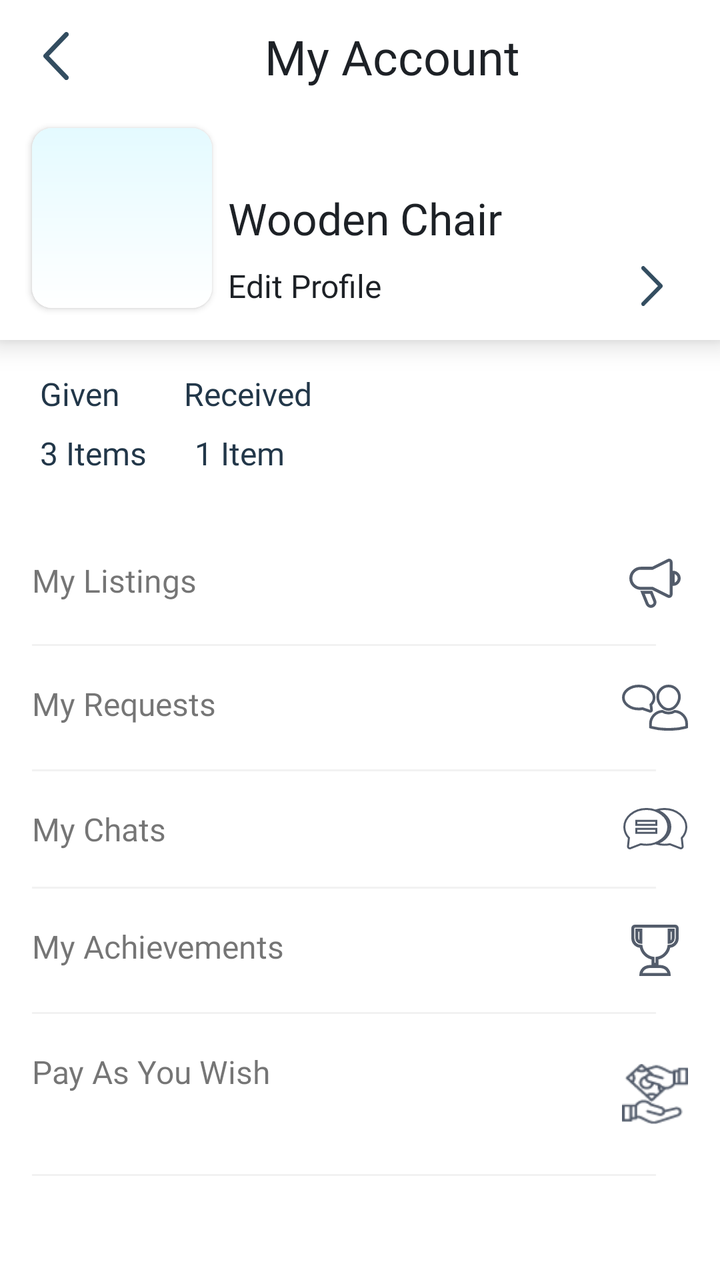
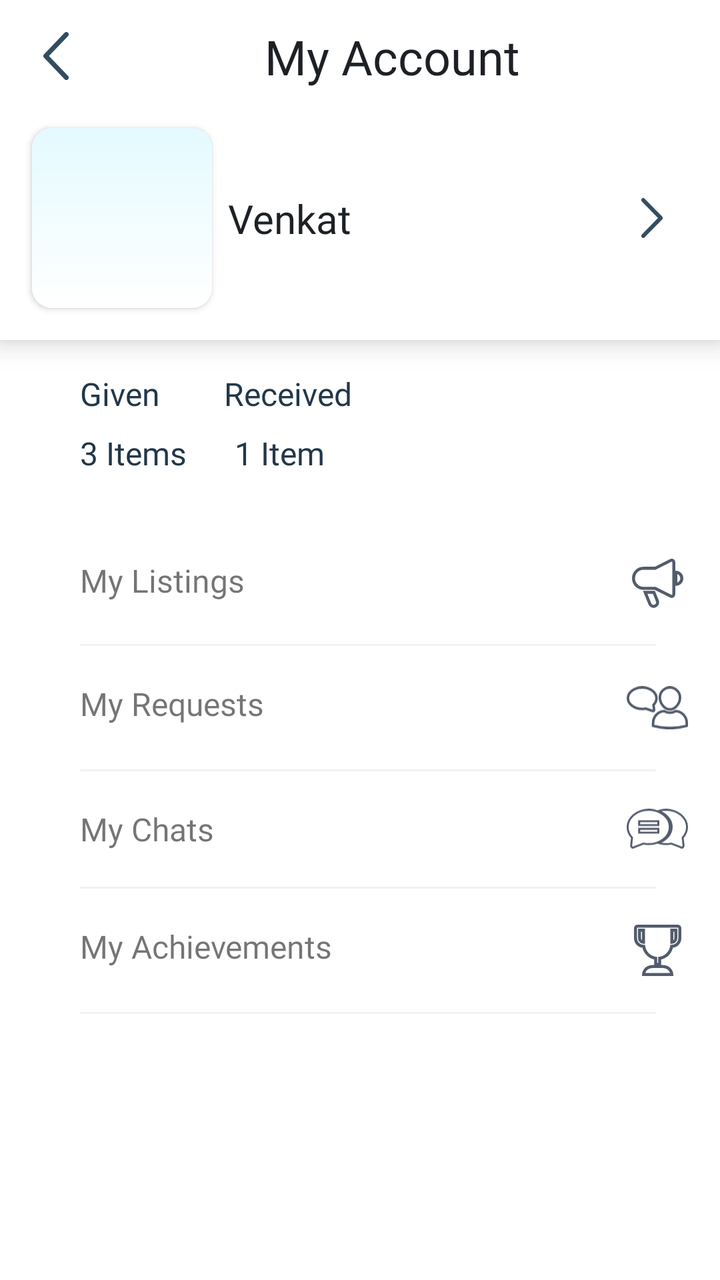

Two renders of the same Android screen: before a commit and after it. Below are the layout's source before the change and the commit's diff.
<!-- AndroidManifest.xml: application theme Theme.AbraaKaDabraa.App -->
<!-- res/layout/fragment_accounts.xml -->
<?xml version="1.0" encoding="utf-8"?>
<androidx.constraintlayout.widget.ConstraintLayout xmlns:android="http://schemas.android.com/apk/res/android"
    xmlns:app="http://schemas.android.com/apk/res-auto"
    xmlns:tools="http://schemas.android.com/tools"
    android:layout_width="match_parent"
    android:layout_height="match_parent"
    android:background="@color/white"
    tools:context=".activities.newflow.ui.accounts.AccountsFragment">


    <TextView
        android:id="@+id/textView83"
        android:layout_width="wrap_content"
        android:layout_height="wrap_content"
        android:layout_marginStart="20dp"
        android:layout_marginTop="16dp"
        android:fontFamily="@font/montserrat_bold"
        android:text="Given"
        android:textColor="#223749"
        android:textSize="16sp"
        app:layout_constraintEnd_toStartOf="@+id/textView84"
        app:layout_constraintStart_toStartOf="parent"
        app:layout_constraintTop_toBottomOf="@+id/constraintLayout4" />

    <TextView
        android:id="@+id/textView84"
        android:layout_width="0dp"
        android:layout_height="wrap_content"
        android:layout_marginStart="32dp"
        android:layout_marginEnd="24dp"
        android:fontFamily="@font/montserrat_bold"
        android:text="Received"
        android:textColor="#223749"
        android:textSize="16sp"
        app:layout_constraintEnd_toEndOf="parent"
        app:layout_constraintStart_toEndOf="@+id/textView83"
        app:layout_constraintTop_toTopOf="@+id/textView83" />

    <TextView
        android:id="@+id/textView85"
        android:layout_width="wrap_content"
        android:layout_height="wrap_content"
        android:layout_marginTop="8dp"
        android:fontFamily="@font/montserrat_medium"
        android:text="3 Items"
        android:textSize="16sp"
        android:textColor="#223749"
        app:layout_constraintStart_toStartOf="@+id/textView83"
        app:layout_constraintTop_toBottomOf="@+id/textView83" />

    <TextView
        android:id="@+id/textView86"
        android:layout_width="0dp"
        android:layout_height="wrap_content"
        android:layout_marginStart="24dp"
        android:fontFamily="@font/montserrat_medium"
        android:text="1 Item"
        android:textSize="16sp"
        android:textColor="#223749"
        app:layout_constraintBottom_toBottomOf="@+id/textView85"
        app:layout_constraintEnd_toEndOf="@+id/textView84"
        app:layout_constraintStart_toEndOf="@+id/textView85"
        app:layout_constraintTop_toTopOf="@+id/textView85" />

    <androidx.constraintlayout.widget.ConstraintLayout
        android:id="@+id/constraintLayout4"
        android:layout_width="match_parent"
        android:layout_height="wrap_content"
        android:background="@color/white"
        android:elevation="8dp"
        app:layout_constraintEnd_toEndOf="parent"
        app:layout_constraintStart_toStartOf="parent"
        app:layout_constraintTop_toTopOf="parent">

        <ImageView
            android:id="@+id/imageView18"
            android:layout_width="24dp"
            android:layout_height="24dp"
            android:layout_marginStart="16dp"
            android:layout_marginTop="16dp"
            app:layout_constraintStart_toStartOf="parent"
            app:layout_constraintTop_toTopOf="parent"
            app:srcCompat="@drawable/ic_back_arrow" />
        <TextView
            android:id="@+id/textView82"
            android:layout_width="0dp"
            android:layout_height="wrap_content"
            android:layout_marginStart="16dp"
            android:layout_marginEnd="24dp"
            android:fontFamily="@font/montserrat_bold"
            android:gravity="center"
            android:text="My Account"
            android:textColor="#1D2126"
            android:textSize="24sp"
            app:layout_constraintBottom_toBottomOf="@+id/imageView18"
            app:layout_constraintEnd_toEndOf="parent"
            app:layout_constraintStart_toEndOf="@+id/imageView18"
            app:layout_constraintTop_toTopOf="@+id/imageView18" />
        <androidx.cardview.widget.CardView
            android:id="@+id/cardView6"
            android:layout_width="90dp"
            android:layout_height="90dp"
            android:layout_marginStart="16dp"
            android:layout_marginTop="24dp"
            android:layout_marginBottom="16dp"
            app:cardCornerRadius="10dp"
            app:layout_constraintBottom_toBottomOf="parent"
            app:layout_constraintStart_toStartOf="parent"
            app:layout_constraintTop_toBottomOf="@+id/imageView18">

            <ImageView
                android:id="@+id/imageView20"
                android:layout_width="match_parent"
                android:layout_height="match_parent"
                android:src="@drawable/new_bg_theme" />
        </androidx.cardview.widget.CardView>

        <TextView
            android:id="@+id/textView46"
            android:layout_width="0dp"
            android:layout_height="wrap_content"
            android:layout_marginStart="8dp"
            android:layout_marginEnd="8dp"
            android:fontFamily="@font/montserrat_bold"
            android:text="Wooden Chair"
            android:textColor="#1D2126"
            android:textSize="22sp"
            app:layout_constraintBottom_toBottomOf="@+id/cardView6"
            app:layout_constraintEnd_toEndOf="parent"
            app:layout_constraintStart_toEndOf="@+id/cardView6"
            app:layout_constraintTop_toTopOf="@+id/cardView6" />

        <TextView
            android:id="@+id/textView47"
            android:layout_width="0dp"
            android:layout_height="wrap_content"
            android:layout_marginTop="8dp"
            android:fontFamily="@font/montserrat_medium"
            android:text="Edit Profile"
            android:textColor="#1D2126"
            android:textSize="16sp"
            app:layout_constraintBottom_toBottomOf="@+id/cardView6"
            app:layout_constraintStart_toStartOf="@+id/textView46"
            app:layout_constraintTop_toBottomOf="@+id/textView46" />



        <ImageView
            android:id="@+id/profileActivity"
            android:layout_width="20dp"
            android:layout_height="20dp"
            android:layout_marginEnd="24dp"
            android:rotation="180"
            android:src="@drawable/ic_back_arrow"
            app:layout_constraintBottom_toBottomOf="@+id/textView47"
            app:layout_constraintEnd_toEndOf="parent"
            app:layout_constraintTop_toTopOf="@+id/textView47" />

    </androidx.constraintlayout.widget.ConstraintLayout>


    <androidx.constraintlayout.widget.ConstraintLayout
        android:layout_width="match_parent"
        android:layout_height="0dp"
        android:layout_marginTop="32dp"
        app:layout_constraintBottom_toBottomOf="parent"
        app:layout_constraintEnd_toEndOf="parent"
        app:layout_constraintStart_toStartOf="parent"
        app:layout_constraintTop_toBottomOf="@+id/textView85">

        <TextView
            android:id="@+id/textView87"
            android:layout_width="0dp"
            android:layout_height="1dp"
            android:layout_marginTop="8dp"
            android:layout_marginEnd="32dp"
            android:background="#F2F2F2"
            app:layout_constraintEnd_toEndOf="parent"
            app:layout_constraintStart_toStartOf="@+id/my_achievement_layout"
            app:layout_constraintTop_toBottomOf="@+id/pay_as_you_go" />

        <LinearLayout
            android:id="@+id/pay_as_you_go"
            android:layout_width="0dp"
            android:layout_height="wrap_content"
            android:layout_marginTop="8dp"
            android:layout_marginEnd="16dp"
            android:orientation="horizontal"
            android:paddingTop="10dp"
            android:paddingBottom="10dp"
            app:layout_constraintEnd_toEndOf="parent"
            app:layout_constraintStart_toStartOf="@+id/textView5"
            app:layout_constraintTop_toBottomOf="@+id/textView5">

            <TextView
                android:layout_width="0dp"
                android:layout_height="wrap_content"
                android:layout_weight="9"
                android:fontFamily="@font/montserrat_medium"
                android:text="Pay As You Wish"
                android:textSize="16sp" />

            <ImageView
                android:layout_width="0dp"
                android:layout_height="wrap_content"
                android:layout_gravity="center"
                android:layout_weight="1"
                android:src="@drawable/ic_payasyougo_icon" />
        </LinearLayout>

        <LinearLayout
            android:id="@+id/my_listing_layout"
            android:layout_width="0dp"
            android:layout_height="wrap_content"
            android:layout_marginStart="16dp"
            android:layout_marginEnd="16dp"
            android:orientation="horizontal"
            android:paddingTop="10dp"
            android:paddingBottom="10dp"
            app:layout_constraintEnd_toEndOf="parent"
            app:layout_constraintStart_toStartOf="parent"
            app:layout_constraintTop_toTopOf="parent">

            <TextView
                android:layout_width="0dp"
                android:layout_height="wrap_content"
                android:layout_weight="9"
                android:fontFamily="@font/montserrat_medium"
                android:text="My Listings"
                android:textSize="16sp"
                 />

            <ImageView
                android:layout_width="0dp"
                android:layout_height="wrap_content"
                android:layout_gravity="center"
                android:layout_weight="1"
                android:src="@drawable/ic_listings_icon" />
        </LinearLayout>

        <TextView
            android:id="@+id/textView2"
            android:layout_width="0dp"
            android:layout_height="1dp"
            android:layout_marginTop="8dp"
            android:layout_marginEnd="32dp"
            android:background="#F2F2F2"
            app:layout_constraintEnd_toEndOf="parent"
            app:layout_constraintStart_toStartOf="@+id/my_listing_layout"
            app:layout_constraintTop_toBottomOf="@+id/my_listing_layout" />

        <LinearLayout
            android:id="@+id/my_request_layout"
            android:layout_width="0dp"
            android:layout_height="wrap_content"
            android:layout_marginTop="8dp"
            android:layout_marginEnd="16dp"
            android:orientation="horizontal"
            android:paddingTop="10dp"
            android:paddingBottom="10dp"
            app:layout_constraintEnd_toEndOf="parent"
            app:layout_constraintStart_toStartOf="@+id/textView2"
            app:layout_constraintTop_toBottomOf="@+id/textView2">

            <TextView
                android:layout_width="0dp"
                android:layout_height="wrap_content"
                android:layout_weight="9"
                android:fontFamily="@font/montserrat_medium"
                android:text="My Requests"
                android:textSize="16sp"
                />

            <ImageView
                android:layout_width="0dp"
                android:layout_height="wrap_content"
                android:layout_gravity="center"
                android:layout_weight="1"
                android:src="@drawable/ic_my_request_icon" />
        </LinearLayout>

        <TextView
            android:id="@+id/textView3"
            android:layout_width="0dp"
            android:layout_height="1dp"
            android:layout_marginTop="8dp"
            android:layout_marginEnd="32dp"
            android:background="#F2F2F2"
            app:layout_constraintEnd_toEndOf="parent"
            app:layout_constraintStart_toStartOf="@+id/my_request_layout"
            app:layout_constraintTop_toBottomOf="@+id/my_request_layout" />

        <LinearLayout
            android:id="@+id/my_chats_layout"
            android:layout_width="0dp"
            android:layout_height="wrap_content"
            android:layout_marginTop="8dp"
            android:layout_marginEnd="16dp"
            android:orientation="horizontal"
            android:paddingTop="10dp"
            android:paddingBottom="10dp"
            app:layout_constraintEnd_toEndOf="parent"
            app:layout_constraintStart_toStartOf="@+id/textView3"
            app:layout_constraintTop_toBottomOf="@+id/textView3">

            <TextView
                android:layout_width="0dp"
                android:layout_height="wrap_content"
                android:layout_weight="9"
                android:fontFamily="@font/montserrat_medium"
                android:text="My Chats"
                android:textSize="16sp"
                />

            <ImageView
                android:layout_width="0dp"
                android:layout_height="wrap_content"
                android:layout_gravity="center"
                android:layout_weight="1"
                android:src="@drawable/ic_mychats_icon" />
        </LinearLayout>

        <TextView
            android:id="@+id/textView4"
            android:layout_width="0dp"
            android:layout_height="1dp"
            android:layout_marginTop="8dp"
            android:layout_marginEnd="32dp"
            android:background="#F2F2F2"
            app:layout_constraintEnd_toEndOf="parent"
            app:layout_constraintStart_toStartOf="@+id/my_chats_layout"
            app:layout_constraintTop_toBottomOf="@+id/my_chats_layout" />

        <TextView
            android:id="@+id/textView5"
            android:layout_width="0dp"
            android:layout_height="1dp"
            android:layout_marginTop="8dp"
            android:layout_marginEnd="32dp"
            android:background="#F2F2F2"
            app:layout_constraintEnd_toEndOf="parent"
            app:layout_constraintStart_toStartOf="@+id/my_achievement_layout"
            app:layout_constraintTop_toBottomOf="@+id/my_achievement_layout" />

        <LinearLayout
            android:id="@+id/my_achievement_layout"
            android:layout_width="0dp"
            android:layout_height="wrap_content"
            android:layout_marginTop="8dp"
            android:layout_marginEnd="16dp"
            android:orientation="horizontal"
            android:paddingTop="10dp"
            android:paddingBottom="10dp"
            app:layout_constraintEnd_toEndOf="parent"
            app:layout_constraintStart_toStartOf="@+id/textView4"
            app:layout_constraintTop_toBottomOf="@+id/textView4">

            <TextView
                android:layout_width="0dp"
                android:layout_height="wrap_content"
                android:layout_weight="9"
                android:fontFamily="@font/montserrat_medium"
                android:text="My Achievements"
                android:textSize="16sp"
                 />

            <ImageView
                android:layout_width="0dp"
                android:layout_height="wrap_content"
                android:layout_gravity="center"
                android:layout_weight="1"
                android:src="@drawable/ic_my_achievements_icon" />
        </LinearLayout>

    </androidx.constraintlayout.widget.ConstraintLayout>

</androidx.constraintlayout.widget.ConstraintLayout>
<!-- resources referenced by this layout -->
<resources>
  <color name="white">#FFFFFFFF</color>
  <!-- drawable ic_back_arrow (drawable) -->
  <vector android:height="44.5704dp" android:viewportHeight="18.571"
      android:viewportWidth="10" android:width="24dp" xmlns:android="http://schemas.android.com/apk/res/android">
      <path android:fillColor="#334d60" android:pathData="M0.265,9.949 L8.433,18.3a0.906,0.906 0,0 0,1.3 0,0.951 0.951,0 0,0 0,-1.325L2.212,9.286 9.73,1.6a0.952,0.952 0,0 0,0 -1.326,0.906 0.906,0 0,0 -1.3,0L0.265,8.623A0.962,0.962 0,0 0,0.265 9.949Z"/>
  </vector>
  <!-- drawable ic_listings_icon (drawable) -->
  <vector xmlns:android="http://schemas.android.com/apk/res/android"
      android:width="25.5dp"
      android:height="24.529dp"
      android:viewportWidth="25.5"
      android:viewportHeight="24.529">
    <path
        android:pathData="M20.275,0.915a1,1 0,0 0,-0.972 -0.044L11.514,4.766L5.75,4.766A5,5 0,1 0,5.75 14.766h5.764l7.789,3.9A1,1 0,0 0,20.75 17.766L20.75,1.766A1,1 0,0 0,20.275 0.915Z"
        android:strokeWidth="1.5"
        android:fillColor="#00000000"
        android:strokeColor="#535c6b"/>
    <path
        android:pathData="M21.75,6.766L21.75,12.766A3,3 0,0 0,24.75 9.766,3 3,0 0,0 21.75,6.766Z"
        android:strokeWidth="1.5"
        android:fillColor="#00000000"
        android:strokeColor="#535c6b"/>
    <path
        android:pathData="M10.892,16.766L6.563,16.766L8.897,22.51A2,2 0,0 0,12.605 21.018Z"
        android:strokeWidth="1.5"
        android:fillColor="#00000000"
        android:strokeColor="#535c6b"/>
  </vector>
  <!-- drawable ic_my_achievements_icon (drawable) -->
  <vector xmlns:android="http://schemas.android.com/apk/res/android"
      android:width="23.5dp"
      android:height="25.5dp"
      android:viewportWidth="23.5"
      android:viewportHeight="25.5">
    <path
        android:pathData="M12.75,19.75L10.75,19.75L10.75,16.67A7,7 0,0 1,4.83 10.75L4.75,10.75A4,4 0,0 1,0.75 6.75L0.75,1.75A1,1 0,0 1,1.75 0.75L21.75,0.75a1,1 0,0 1,1 1L22.75,6.75a4,4 0,0 1,-4 4h-0.08A7,7 0,0 1,12.75 16.67L12.75,19.75ZM18.75,2.75L18.75,8.75a2,2 0,0 0,2 -2L20.75,2.75ZM2.75,2.75L2.75,6.75A2,2 0,0 0,4.75 8.75L4.75,2.75Z"
        android:strokeWidth="1.5"
        android:fillColor="#00000000"
        android:strokeColor="#535c6b"/>
    <path
        android:pathData="M13.75,20.75L9.75,20.75C4.75,20.75 4.75,24.75 4.75,24.75L18.75,24.75S18.75,20.75 13.75,20.75Z"
        android:strokeWidth="1.5"
        android:fillColor="#00000000"
        android:strokeColor="#535c6b"/>
  </vector>
  <!-- drawable new_bg_theme (drawable) -->
  <shape xmlns:android="http://schemas.android.com/apk/res/android" android:shape="rectangle" >
      <gradient
          android:startColor="#FFFFFF"
          android:endColor="#E4FAFF"
          android:angle="90"/>
  </shape>
  <style name="Theme.AbraaKaDabraa.App" parent="Theme.MaterialComponents.Light.DarkActionBar">
          <item name="colorPrimary">@color/theme_color</item>
          <item name="colorPrimaryVariant">@color/theme_color</item>
          <item name="colorOnPrimary">@color/theme_color</item>
      </style>
  <color name="theme_color">#416D49</color>
  <!-- unchanged entries left out for length: 3 -->
</resources>

<!-- the commit's change to res/layout/fragment_accounts.xml (unified diff, before → after) -->
@@ -12,7 +12,7 @@
         android:id="@+id/textView83"
         android:layout_width="wrap_content"
         android:layout_height="wrap_content"
-        android:layout_marginStart="20dp"
+        android:layout_marginStart="40dp"
         android:layout_marginTop="16dp"
         android:fontFamily="@font/montserrat_bold"
         android:text="Given"
@@ -73,7 +73,7 @@
         app:layout_constraintTop_toTopOf="parent">
 
         <ImageView
-            android:id="@+id/imageView18"
+            android:id="@+id/ivBack"
             android:layout_width="24dp"
             android:layout_height="24dp"
             android:layout_marginStart="16dp"
@@ -92,10 +92,10 @@
             android:text="My Account"
             android:textColor="#1D2126"
             android:textSize="24sp"
-            app:layout_constraintBottom_toBottomOf="@+id/imageView18"
-            app:layout_constraintEnd_toEndOf="parent"
-            app:layout_constraintStart_toEndOf="@+id/imageView18"
-            app:layout_constraintTop_toTopOf="@+id/imageView18" />
+            app:layout_constraintBottom_toBottomOf="@+id/ivBack"
+            app:layout_constraintEnd_toEndOf="parent"
+            app:layout_constraintStart_toEndOf="@+id/ivBack"
+            app:layout_constraintTop_toTopOf="@+id/ivBack" />
         <androidx.cardview.widget.CardView
             android:id="@+id/cardView6"
             android:layout_width="90dp"
@@ -106,27 +106,27 @@
             app:cardCornerRadius="10dp"
             app:layout_constraintBottom_toBottomOf="parent"
             app:layout_constraintStart_toStartOf="parent"
-            app:layout_constraintTop_toBottomOf="@+id/imageView18">
-
-            <ImageView
-                android:id="@+id/imageView20"
+            app:layout_constraintTop_toBottomOf="@+id/ivBack">
+
+            <ImageView
+                android:id="@+id/profilePic"
                 android:layout_width="match_parent"
                 android:layout_height="match_parent"
+                android:scaleType="fitXY"
                 android:src="@drawable/new_bg_theme" />
         </androidx.cardview.widget.CardView>
 
         <TextView
-            android:id="@+id/textView46"
+            android:id="@+id/userName"
             android:layout_width="0dp"
             android:layout_height="wrap_content"
             android:layout_marginStart="8dp"
-            android:layout_marginEnd="8dp"
             android:fontFamily="@font/montserrat_bold"
-            android:text="Wooden Chair"
+            android:text="Venkat"
             android:textColor="#1D2126"
-            android:textSize="22sp"
+            android:textSize="20sp"
             app:layout_constraintBottom_toBottomOf="@+id/cardView6"
-            app:layout_constraintEnd_toEndOf="parent"
+            app:layout_constraintEnd_toStartOf="@+id/profileActivity"
             app:layout_constraintStart_toEndOf="@+id/cardView6"
             app:layout_constraintTop_toTopOf="@+id/cardView6" />
 
@@ -138,11 +138,11 @@
             android:fontFamily="@font/montserrat_medium"
             android:text="Edit Profile"
             android:textColor="#1D2126"
+            android:visibility="gone"
             android:textSize="16sp"
             app:layout_constraintBottom_toBottomOf="@+id/cardView6"
-            app:layout_constraintStart_toStartOf="@+id/textView46"
-            app:layout_constraintTop_toBottomOf="@+id/textView46" />
-
+            app:layout_constraintStart_toStartOf="@+id/userName"
+            app:layout_constraintTop_toBottomOf="@+id/userName" />
 
 
         <ImageView
@@ -152,9 +152,9 @@
             android:layout_marginEnd="24dp"
             android:rotation="180"
             android:src="@drawable/ic_back_arrow"
-            app:layout_constraintBottom_toBottomOf="@+id/textView47"
-            app:layout_constraintEnd_toEndOf="parent"
-            app:layout_constraintTop_toTopOf="@+id/textView47" />
+            app:layout_constraintBottom_toBottomOf="@+id/userName"
+            app:layout_constraintEnd_toEndOf="parent"
+            app:layout_constraintTop_toTopOf="@+id/userName" />
 
     </androidx.constraintlayout.widget.ConstraintLayout>
 
@@ -175,6 +175,7 @@
             android:layout_marginTop="8dp"
             android:layout_marginEnd="32dp"
             android:background="#F2F2F2"
+            android:visibility="gone"
             app:layout_constraintEnd_toEndOf="parent"
             app:layout_constraintStart_toStartOf="@+id/my_achievement_layout"
             app:layout_constraintTop_toBottomOf="@+id/pay_as_you_go" />
@@ -188,6 +189,7 @@
             android:orientation="horizontal"
             android:paddingTop="10dp"
             android:paddingBottom="10dp"
+            android:visibility="gone"
             app:layout_constraintEnd_toEndOf="parent"
             app:layout_constraintStart_toStartOf="@+id/textView5"
             app:layout_constraintTop_toBottomOf="@+id/textView5">
@@ -212,7 +214,7 @@
             android:id="@+id/my_listing_layout"
             android:layout_width="0dp"
             android:layout_height="wrap_content"
-            android:layout_marginStart="16dp"
+            android:layout_marginStart="40dp"
             android:layout_marginEnd="16dp"
             android:orientation="horizontal"
             android:paddingTop="10dp"
